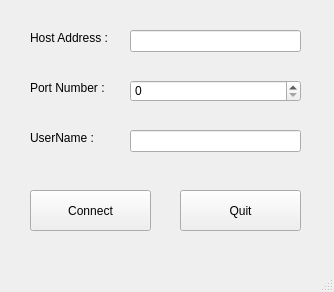
Before: the Qt Designer form ChatApplicationClient/mainwindow.ui in enesdurmus/ChatApplication-With-QT, drawn with Qt 5.
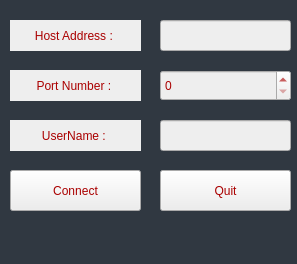
After: the same form once the commit is applied.

Patch:
```diff
--- a/ChatApplicationClient/mainwindow.ui
+++ b/ChatApplicationClient/mainwindow.ui
@@ -6,33 +6,46 @@
    <rect>
     <x>0</x>
     <y>0</y>
-    <width>334</width>
-    <height>292</height>
+    <width>297</width>
+    <height>264</height>
    </rect>
   </property>
   <property name="windowTitle">
    <string>MainWindow</string>
   </property>
+  <property name="styleSheet">
+   <string notr="true">background-color: rgb(48, 56, 65);</string>
+  </property>
   <widget class="QWidget" name="centralwidget">
    <widget class="QLineEdit" name="serverIpTextBox">
     <property name="geometry">
      <rect>
-      <x>130</x>
-      <y>30</y>
-      <width>171</width>
-      <height>22</height>
+      <x>160</x>
+      <y>20</y>
+      <width>131</width>
+      <height>31</height>
      </rect>
     </property>
+    <property name="styleSheet">
+     <string notr="true">color: rgb(170, 0, 0);
+background-color: rgb(238, 238, 238);
+font: 75 bold 9pt &quot;Comic Sans MS&quot;;</string>
+    </property>
    </widget>
    <widget class="QSpinBox" name="portTextBox">
     <property name="geometry">
      <rect>
-      <x>130</x>
-      <y>80</y>
-      <width>171</width>
-      <height>22</height>
+      <x>160</x>
+      <y>70</y>
+      <width>131</width>
+      <height>31</height>
      </rect>
     </property>
+    <property name="styleSheet">
+     <string notr="true">color: rgb(170, 0, 0);
+background-color: rgb(238, 238, 238);
+font: 75 bold 9pt &quot;Comic Sans MS&quot;;</string>
+    </property>
     <property name="maximum">
      <number>99999</number>
     </property>
@@ -40,12 +53,17 @@
    <widget class="QPushButton" name="connectButton">
     <property name="geometry">
      <rect>
-      <x>30</x>
-      <y>190</y>
-      <width>121</width>
+      <x>10</x>
+      <y>170</y>
+      <width>131</width>
       <height>41</height>
      </rect>
     </property>
+    <property name="styleSheet">
+     <string notr="true">color: rgb(170, 0, 0);
+background-color: rgb(238, 238, 238);
+font: 75 bold italic 9pt &quot;Comic Sans MS&quot;;</string>
+    </property>
     <property name="text">
      <string>Connect</string>
     </property>
@@ -53,12 +71,17 @@
    <widget class="QPushButton" name="QuitButton">
     <property name="geometry">
      <rect>
-      <x>180</x>
-      <y>190</y>
-      <width>121</width>
+      <x>160</x>
+      <y>170</y>
+      <width>131</width>
       <height>41</height>
      </rect>
     </property>
+    <property name="styleSheet">
+     <string notr="true">color: rgb(170, 0, 0);
+background-color: rgb(238, 238, 238);
+font: 75 bold italic 9pt &quot;Comic Sans MS&quot;;</string>
+    </property>
     <property name="text">
      <string>Quit</string>
     </property>
@@ -66,51 +89,80 @@
    <widget class="QLineEdit" name="userNameTextBox">
     <property name="geometry">
      <rect>
-      <x>130</x>
-      <y>130</y>
-      <width>171</width>
-      <height>22</height>
+      <x>160</x>
+      <y>120</y>
+      <width>131</width>
+      <height>31</height>
      </rect>
     </property>
+    <property name="styleSheet">
+     <string notr="true">color: rgb(170, 0, 0);
+background-color: rgb(238, 238, 238);
+font: 75 bold 9pt &quot;Comic Sans MS&quot;;</string>
+    </property>
    </widget>
    <widget class="QLabel" name="label">
     <property name="geometry">
      <rect>
-      <x>30</x>
-      <y>130</y>
-      <width>81</width>
-      <height>16</height>
+      <x>10</x>
+      <y>120</y>
+      <width>131</width>
+      <height>31</height>
      </rect>
     </property>
+    <property name="styleSheet">
+     <string notr="true">color: rgb(170, 0, 0);
+background-color: rgb(238, 238, 238);
+font: 75 bold italic 9pt &quot;Comic Sans MS&quot;;</string>
+    </property>
     <property name="text">
      <string>UserName : </string>
     </property>
+    <property name="alignment">
+     <set>Qt::AlignCenter</set>
+    </property>
    </widget>
    <widget class="QLabel" name="label_2">
     <property name="geometry">
      <rect>
-      <x>30</x>
-      <y>30</y>
-      <width>91</width>
-      <height>16</height>
+      <x>10</x>
+      <y>20</y>
+      <width>131</width>
+      <height>31</height>
      </rect>
     </property>
+    <property name="styleSheet">
+     <string notr="true">color: rgb(170, 0, 0);
+background-color: rgb(238, 238, 238);
+font: 75 bold italic 9pt &quot;Comic Sans MS&quot;;</string>
+    </property>
     <property name="text">
      <string>Host Address : </string>
     </property>
+    <property name="alignment">
+     <set>Qt::AlignCenter</set>
+    </property>
    </widget>
    <widget class="QLabel" name="label_3">
     <property name="geometry">
      <rect>
-      <x>30</x>
-      <y>80</y>
-      <width>81</width>
-      <height>16</height>
+      <x>10</x>
+      <y>70</y>
+      <width>131</width>
+      <height>31</height>
      </rect>
     </property>
+    <property name="styleSheet">
+     <string notr="true">color: rgb(170, 0, 0);
+background-color: rgb(238, 238, 238);
+font: 75 bold italic 9pt &quot;Comic Sans MS&quot;;</string>
+    </property>
     <property name="text">
      <string>Port Number : </string>
     </property>
+    <property name="alignment">
+     <set>Qt::AlignCenter</set>
+    </property>
    </widget>
   </widget>
   <widget class="QMenuBar" name="menubar">
```
Left out of the diff: 2 changed lines with no effect on the pictures.
